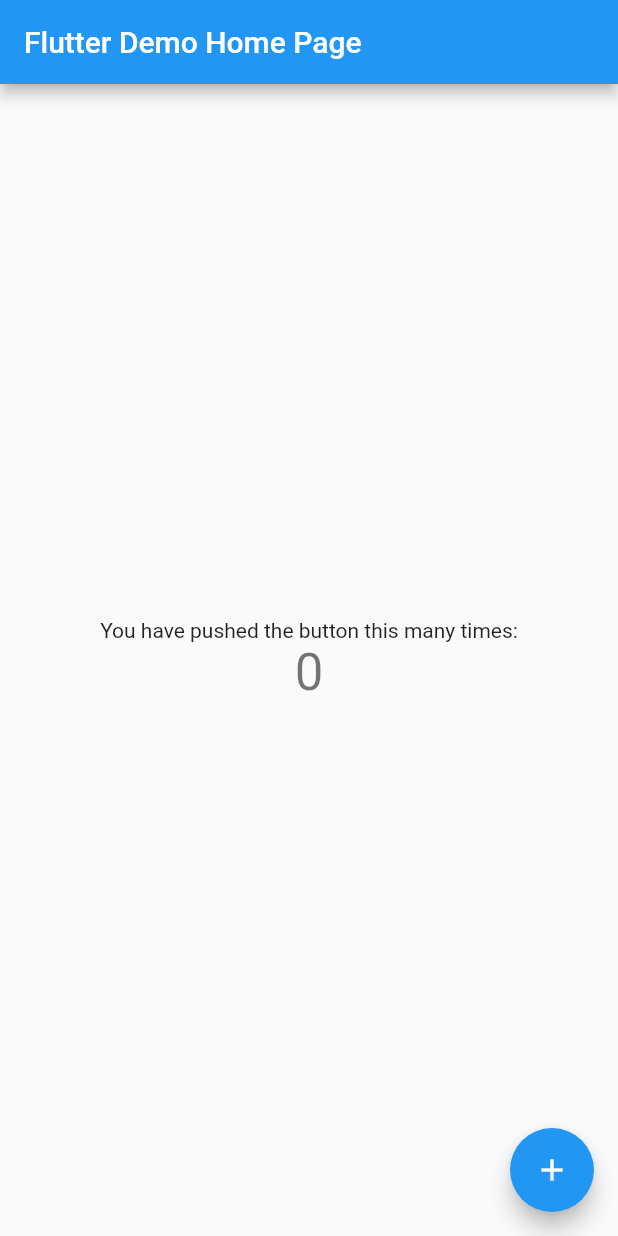
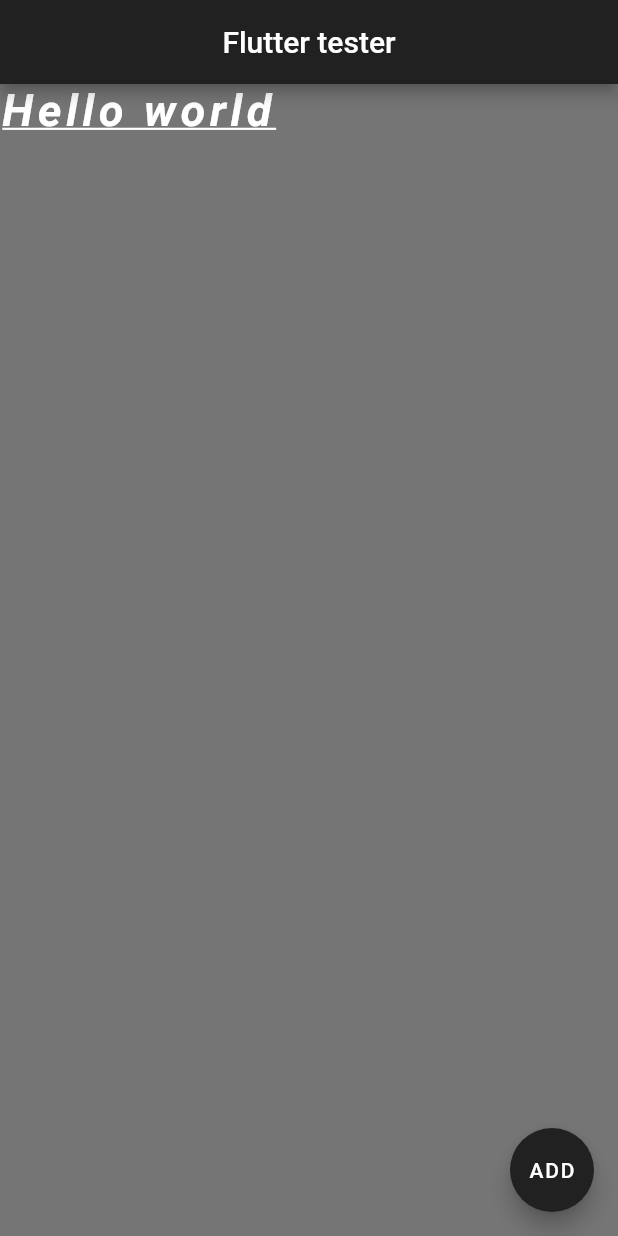
Before and after one commit to firegod17/For_test, a Flutter app: the screen it shows after launch, on a phone screen of 412 x 824 dp. Run offline on Flutter 3.47's test engine with Material 2 defaults, Android fonts, the phone set to English and light mode, and no system bars.

Commit message:
edit first screen

```diff
--- a/lib/main.dart
+++ b/lib/main.dart
@@ -1,113 +1,33 @@
 import 'package:flutter/material.dart';
 
 void main() {
-  runApp(MyApp());
+  runApp(
+    MaterialApp(
+      title: "FlutterTest",
+      home: Scaffold(
+        appBar: AppBar(
+          title: Text("Flutter tester"),
+          centerTitle: true,
+          backgroundColor: Colors.grey[900],
+        ),
+        body: Text(
+          "Hello world",
+          style: TextStyle(
+            fontSize: 30.0,
+            fontStyle: FontStyle.italic,
+            fontWeight: FontWeight.bold,
+            decoration: TextDecoration.underline,
+            letterSpacing: 3.0,
+            color: Colors.white,
+          ),
+        ),
+        floatingActionButton: FloatingActionButton(
+          child: Text("ADD"),
+          backgroundColor: Colors.grey[900],
+        ),
+        backgroundColor: Colors.grey[600],
+        // bottomNavigationBar: BottomNavigationBar(),
+      ),
+    ),
+  );
 }
-
-class MyApp extends StatelessWidget {
-  // This widget is the root of your application.
-  @override
-  Widget build(BuildContext context) {
-    return MaterialApp(
-      title: 'Flutter Demo',
-      theme: ThemeData(
-        // This is the theme of your application.
-        //
-        // Try running your application with "flutter run". You'll see the
-        // application has a blue toolbar. Then, without quitting the app, try
-        // changing the primarySwatch below to Colors.green and then invoke
-        // "hot reload" (press "r" in the console where you ran "flutter run",
-        // or simply save your changes to "hot reload" in a Flutter IDE).
-        // Notice that the counter didn't reset back to zero; the application
-        // is not restarted.
-        primarySwatch: Colors.blue,
-      ),
-      home: MyHomePage(title: 'Flutter Demo Home Page'),
-    );
-  }
-}
-
-class MyHomePage extends StatefulWidget {
-  MyHomePage({Key key, this.title}) : super(key: key);
-
-  // This widget is the home page of your application. It is stateful, meaning
-  // that it has a State object (defined below) that contains fields that affect
-  // how it looks.
-
-  // This class is the configuration for the state. It holds the values (in this
-  // case the title) provided by the parent (in this case the App widget) and
-  // used by the build method of the State. Fields in a Widget subclass are
-  // always marked "final".
-
-  final String title;
-
-  @override
-  _MyHomePageState createState() => _MyHomePageState();
-}
-
-class _MyHomePageState extends State<MyHomePage> {
-  int _counter = 0;
-
-  void _incrementCounter() {
-    setState(() {
-      // This call to setState tells the Flutter framework that something has
-      // changed in this State, which causes it to rerun the build method below
-      // so that the display can reflect the updated values. If we changed
-      // _counter without calling setState(), then the build method would not be
-      // called again, and so nothing would appear to happen.
-      _counter++;
-    });
-  }
-
-  @override
-  Widget build(BuildContext context) {
-    // This method is rerun every time setState is called, for instance as done
-    // by the _incrementCounter method above.
-    //
-    // The Flutter framework has been optimized to make rerunning build methods
-    // fast, so that you can just rebuild anything that needs updating rather
-    // than having to individually change instances of widgets.
-    return Scaffold(
-      appBar: AppBar(
-        // Here we take the value from the MyHomePage object that was created by
-        // the App.build method, and use it to set our appbar title.
-        title: Text(widget.title),
-      ),
-      body: Center(
-        // Center is a layout widget. It takes a single child and positions it
-        // in the middle of the parent.
-        child: Column(
-          // Column is also a layout widget. It takes a list of children and
-          // arranges them vertically. By default, it sizes itself to fit its
-          // children horizontally, and tries to be as tall as its parent.
-          //
-          // Invoke "debug painting" (press "p" in the console, choose the
-          // "Toggle Debug Paint" action from the Flutter Inspector in Android
-          // Studio, or the "Toggle Debug Paint" command in Visual Studio Code)
-          // to see the wireframe for each widget.
-          //
-          // Column has various properties to control how it sizes itself and
-          // how it positions its children. Here we use mainAxisAlignment to
-          // center the children vertically; the main axis here is the vertical
-          // axis because Columns are vertical (the cross axis would be
-          // horizontal).
-          mainAxisAlignment: MainAxisAlignment.center,
-          children: <Widget>[
-            Text(
-              'You have pushed the button this many times:',
-            ),
-            Text(
-              '$_counter',
-              style: Theme.of(context).textTheme.headline4,
-            ),
-          ],
-        ),
-      ),
-      floatingActionButton: FloatingActionButton(
-        onPressed: _incrementCounter,
-        tooltip: 'Increment',
-        child: Icon(Icons.add),
-      ), // This trailing comma makes auto-formatting nicer for build methods.
-    );
-  }
-}
```
